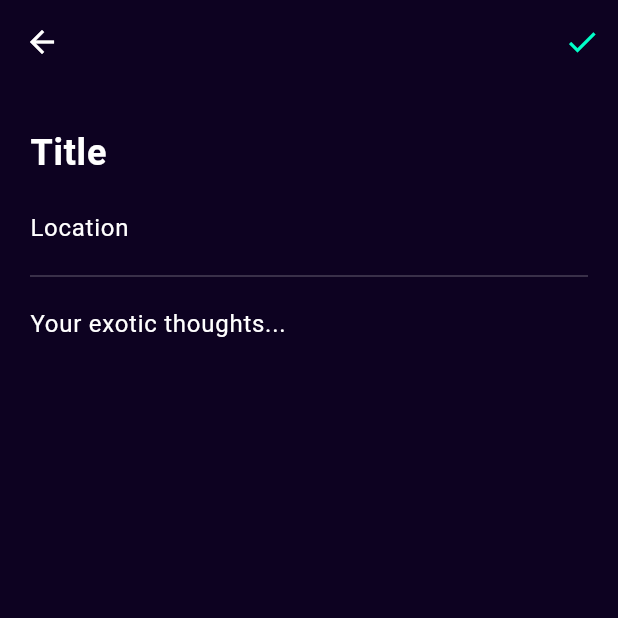
After one commit to ferdoushasanpr/Vaultnote, a Flutter app: the NoteEditorScreen screen opened directly, after a tap on the "check" icon, on a phone screen of 412 x 824 dp, the top half of it. The commit adds this screen. Run offline on Flutter 3.47's test engine with Material 3 defaults, Android fonts, the phone set to English and light mode, and no system bars; our stand-ins replace file_picker, share_plus, shared_preferences; accounts and stored records are empty.

Commit message:
feat: Note Editor Screen Added

```diff
--- a/lib/screens/home_screen.dart
+++ b/lib/screens/home_screen.dart
@@ -1,6 +1,7 @@
 import 'package:flutter/material.dart';
 import 'package:provider/provider.dart';
 import 'package:vaultnote/providers/note_provider.dart';
+import 'package:vaultnote/screens/note_editor_screen.dart';
 
 class HomeScreen extends StatelessWidget {
   const HomeScreen({super.key});
@@ -122,7 +123,12 @@ class HomeScreen extends StatelessWidget {
                           style: const TextStyle(color: Colors.amberAccent),
                         ),
                       ),
-                      onTap: () => {},
+                      onTap: () => Navigator.push(
+                        context,
+                        MaterialPageRoute(
+                          builder: (_) => NoteEditorScreen(note: note),
+                        ),
+                      ),
                     ),
                   ),
                 );
@@ -131,7 +137,10 @@ class HomeScreen extends StatelessWidget {
       floatingActionButton: FloatingActionButton(
         backgroundColor: const Color(0xFF00FFC8),
         child: const Icon(Icons.add, color: Colors.black),
-        onPressed: () => {},
+        onPressed: () => Navigator.push(
+          context,
+          MaterialPageRoute(builder: (_) => const NoteEditorScreen()),
+        ),
       ),
     );
   }
--- /dev/null
+++ b/lib/screens/note_editor_screen.dart
@@ -0,0 +1,95 @@
+import 'package:flutter/material.dart';
+import 'package:vaultnote/models/note.dart';
+
+class NoteEditorScreen extends StatefulWidget {
+  final Note? note;
+  const NoteEditorScreen({super.key, this.note});
+
+  @override
+  State<NoteEditorScreen> createState() => _NoteEditorScreenState();
+}
+
+class _NoteEditorScreenState extends State<NoteEditorScreen> {
+  late TextEditingController _titleController;
+  late TextEditingController _locationController;
+  late TextEditingController _contentController;
+  bool _isEditing = false; // Track if we are in edit mode
+
+  @override
+  void initState() {
+    super.initState();
+    _isEditing = widget.note == null; // New notes start in edit mode
+    _titleController = TextEditingController(text: widget.note?.title ?? "");
+    _locationController = TextEditingController(
+      text: widget.note?.location ?? "",
+    );
+    _contentController = TextEditingController(
+      text: widget.note?.content ?? "",
+    );
+  }
+
+  @override
+  Widget build(BuildContext context) {
+    return Scaffold(
+      appBar: AppBar(
+        backgroundColor: Colors.transparent,
+        actions: [
+          IconButton(
+            icon: Icon(
+              _isEditing ? Icons.check : Icons.edit,
+              color: const Color(0xFF00FFC8),
+            ),
+            onPressed: () {
+              if (_isEditing) {
+              } else {
+                setState(() => _isEditing = true);
+              }
+            },
+          ),
+        ],
+      ),
+      body: SingleChildScrollView(
+        child: Padding(
+          padding: const EdgeInsets.all(20.0),
+          child: Column(
+            children: [
+              TextField(
+                controller: _titleController,
+                enabled: _isEditing, // Disable input when just viewing
+                style: const TextStyle(
+                  fontSize: 24,
+                  fontWeight: FontWeight.bold,
+                  color: Color(0xFF00FFC8),
+                ),
+                decoration: const InputDecoration(
+                  hintText: "Title",
+                  border: InputBorder.none,
+                ),
+              ),
+              TextField(
+                controller: _locationController,
+                enabled: _isEditing,
+                style: const TextStyle(color: Colors.amberAccent),
+                decoration: const InputDecoration(
+                  hintText: "Location",
+                  border: InputBorder.none,
+                ),
+              ),
+              const Divider(color: Colors.white24),
+              TextField(
+                controller: _contentController,
+                enabled: _isEditing,
+                maxLines: null,
+                style: const TextStyle(fontSize: 16, height: 1.5),
+                decoration: const InputDecoration(
+                  hintText: "Your exotic thoughts...",
+                  border: InputBorder.none,
+                ),
+              ),
+            ],
+          ),
+        ),
+      ),
+    );
+  }
+}
```
